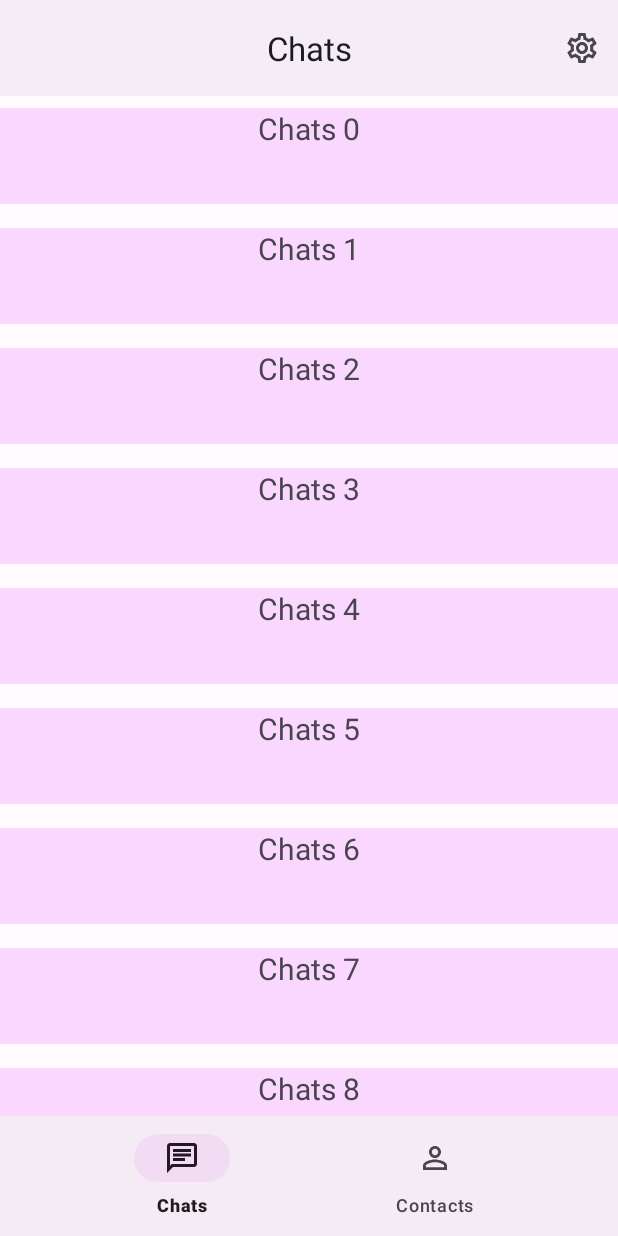
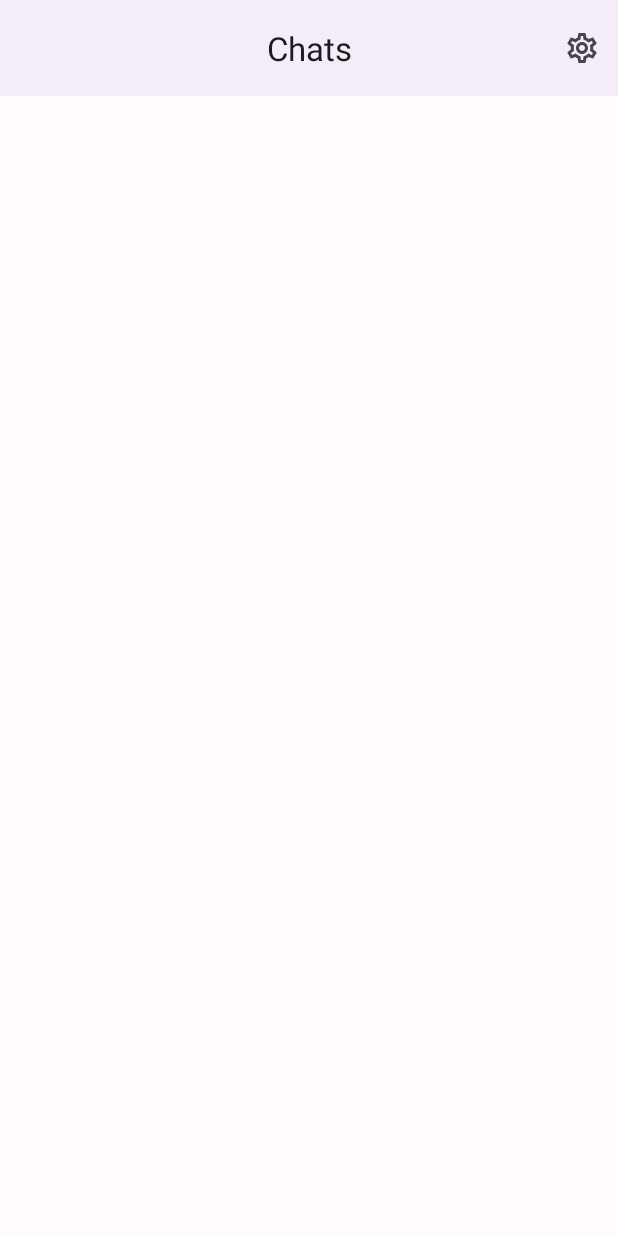
Before and after one commit to Omasyo/MessageOwl, an Android app: the screen it shows after launch once a user with an empty profile is signed in (MainActivity), on a phone screen of 412 x 824 dp. Run offline under Robolectric (Android 15) with nearby library versions, the phone set to English and light mode, and no system bars; our stand-ins replace Firebase (no records; nobody signed in at launch, a user with empty details on screens opened directly).

Commit message:
fixed potential memory leak

```diff
--- a/app/src/main/java/com/xtapps/messageowl/MainActivity.kt
+++ b/app/src/main/java/com/xtapps/messageowl/MainActivity.kt
@@ -36,7 +36,6 @@ class MainActivity : AppCompatActivity() {
         }
         FirebaseAuth.getInstance().addAuthStateListener(listener)
 
-        val navView: BottomNavigationView = binding.navView
         val appBar: MaterialToolbar = binding.toolbar
         appBar.setOnMenuItemClickListener {
             binding.container.openDrawer(GravityCompat.END)
@@ -46,16 +45,6 @@ class MainActivity : AppCompatActivity() {
             FirebaseAuth.getInstance().signOut()
             finish()
         }
-
-        val navHostFragment =
-            supportFragmentManager.findFragmentById(R.id.nav_host_fragment) as NavHostFragment
-        val navController = navHostFragment.navController
-        navView.setOnItemSelectedListener {
-            appBar.title = it.title
-            navController.popBackStack()
-            navController.navigate(it.itemId)
-            true
-        }
     }
 
 }
--- a/app/src/main/java/com/xtapps/messageowl/ui/chats/ChatsFragment.kt
+++ b/app/src/main/java/com/xtapps/messageowl/ui/chats/ChatsFragment.kt
@@ -18,8 +18,8 @@ import com.xtapps.messageowl.databinding.FragmentChatsBinding
 
 class ChatsFragment : Fragment() {
 
-    lateinit var binding: FragmentChatsBinding
-
+    private var _binding: FragmentChatsBinding? = null
+    private val binding get() = _binding!!
 
     private lateinit var recyclerView: RecyclerView
 
@@ -38,7 +38,7 @@ class ChatsFragment : Fragment() {
         val viewModel =
             ViewModelProvider(this)[ChatsViewModel::class.java]
 
-        binding = FragmentChatsBinding.inflate(inflater, container, false)
+        _binding = FragmentChatsBinding.inflate(inflater, container, false)
         val root: View = binding.root
 
         recyclerView = binding.chatsRecyclerView
@@ -49,5 +49,6 @@ class ChatsFragment : Fragment() {
 
     override fun onDestroyView() {
         super.onDestroyView()
+        _binding = null
     }
 }
--- a/app/src/main/res/layout/activity_main.xml
+++ b/app/src/main/res/layout/activity_main.xml
@@ -22,27 +22,16 @@
             app:menu="@menu/top_app_bar"
             app:titleCentered="true"/>
 
-        <com.google.android.material.bottomnavigation.BottomNavigationView
-            android:id="@+id/nav_view"
-            android:layout_width="0dp"
-            android:layout_height="wrap_content"
-            android:background="?android:attr/windowBackground"
-            app:layout_constraintBottom_toBottomOf="parent"
-            app:layout_constraintLeft_toLeftOf="parent"
-            app:layout_constraintRight_toRightOf="parent"
-            app:menu="@menu/bottom_nav_menu" />
-
         <androidx.fragment.app.FragmentContainerView
             android:id="@+id/nav_host_fragment"
             android:name="androidx.navigation.fragment.NavHostFragment"
             android:layout_width="match_parent"
             android:layout_height="0dp"
             app:defaultNavHost="true"
-            app:layout_constraintBottom_toTopOf="@id/nav_view"
+            app:layout_constraintBottom_toBottomOf="parent"
             app:layout_constraintLeft_toLeftOf="parent"
             app:layout_constraintRight_toRightOf="parent"
-            app:layout_constraintTop_toBottomOf="@id/toolbar"
-            app:navGraph="@navigation/home_screen_navigation" />
+            app:layout_constraintTop_toBottomOf="@id/toolbar"/>
     </androidx.constraintlayout.widget.ConstraintLayout>
 
     <com.google.android.material.navigation.NavigationView
--- a/app/src/main/res/navigation/home_screen_navigation.xml
+++ /dev/null
@@ -1,20 +0,0 @@
-<?xml version="1.0" encoding="utf-8"?>
-<navigation xmlns:android="http://schemas.android.com/apk/res/android"
-    xmlns:app="http://schemas.android.com/apk/res-auto"
-    xmlns:tools="http://schemas.android.com/tools"
-    android:id="@+id/mobile_navigation"
-    app:startDestination="@+id/navigation_chats">
-
-    <fragment
-        android:id="@+id/navigation_chats"
-        android:name="com.xtapps.messageowl.ui.chats.ChatsFragment"
-        android:label="@string/title_home"
-        tools:layout="@layout/fragment_chats" />
-
-    <fragment
-        android:id="@+id/navigation_contacts"
-        android:name="com.xtapps.messageowl.ui.contacts.ContactsFragment"
-        android:label="@string/title_dashboard"
-        tools:layout="@layout/fragment_contacts" />
-
-</navigation>
```
Also changed, not shown: app/src/main/java/com/xtapps/messageowl/PrivateChatActivity.kt (deleted, +0 -11 lines), app/src/main/java/com/xtapps/messageowl/ui/auth/CompleteProfileFragment.kt (+10 -9 lines), app/src/main/java/com/xtapps/messageowl/ui/auth/VerifyFragment.kt (+9 -8 lines), app/src/main/java/com/xtapps/messageowl/ui/auth/WelcomeFragment.kt (+14 -11 lines), app/src/main/java/com/xtapps/messageowl/ui/contacts/ContactsFragment.kt (deleted, +0 -55 lines), app/src/main/java/com/xtapps/messageowl/ui/contacts/ContactsViewModel.kt (deleted, +0 -13 lines), app/src/main/res/layout/activity_private_chat.xml (deleted, +0 -9 lines), app/src/main/res/layout/fragment_contacts.xml (deleted, +0 -22 lines).
